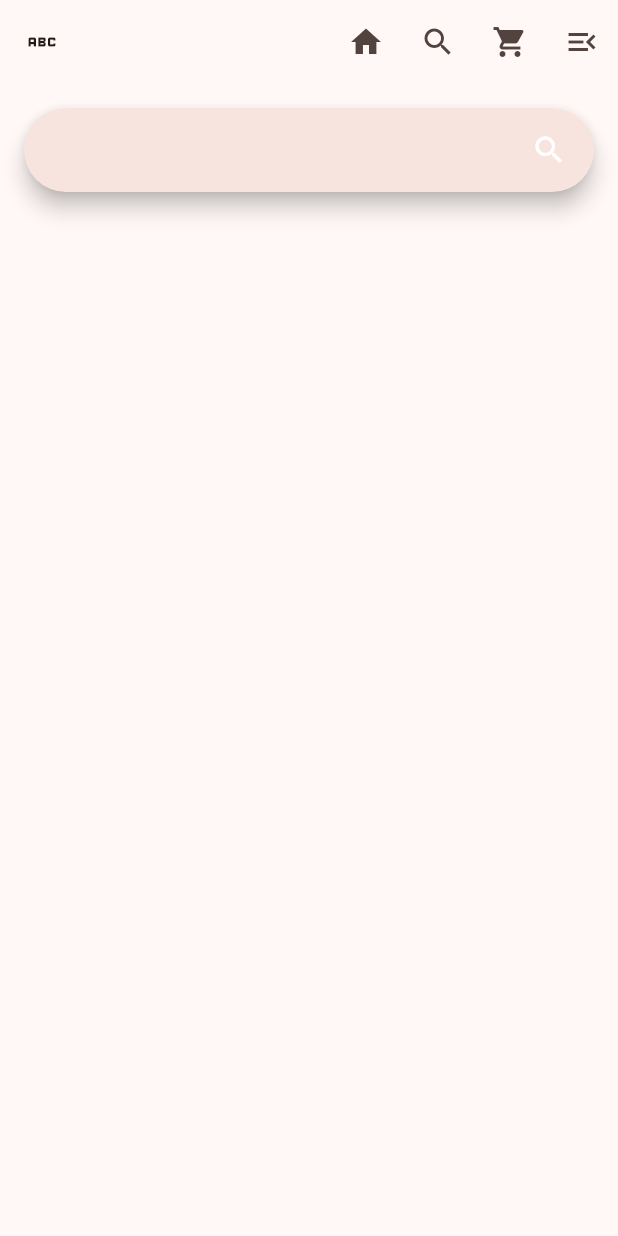
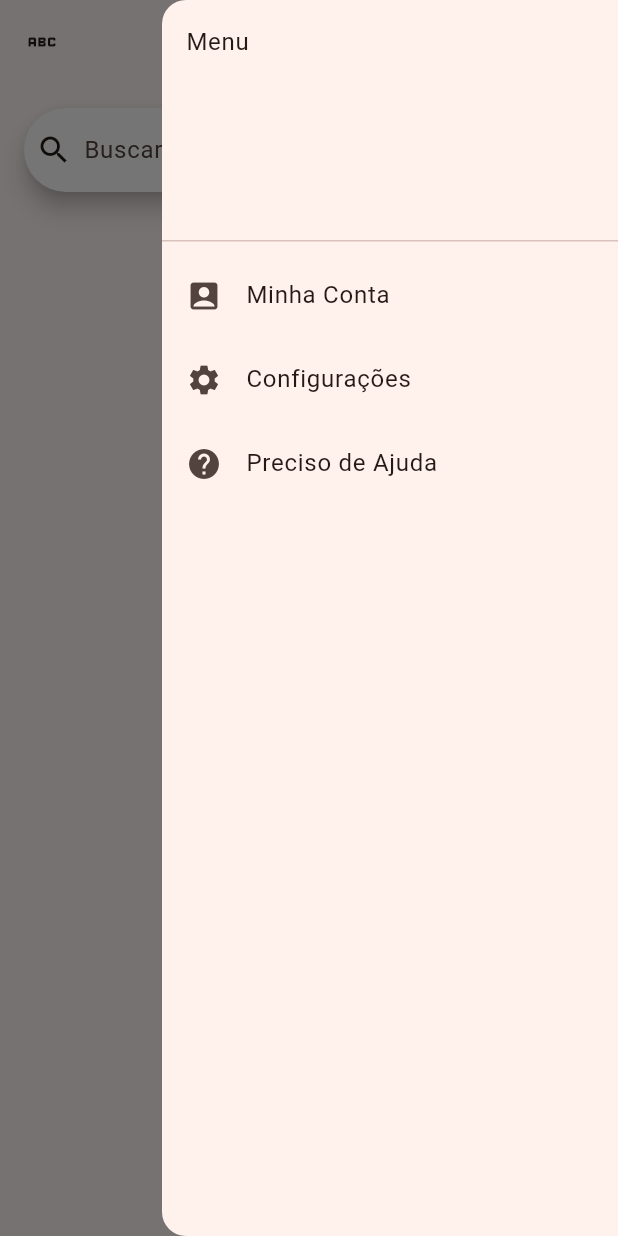
Before and after one commit to Trabalho-Unifeso/Mobile-AR, a Flutter app: the screen it shows after launch, with the side drawer open (before the commit the screen has no drawer), on a phone screen of 412 x 824 dp. Run offline on Flutter 3.47's test engine with Material 3 defaults, Android fonts, the light colour scheme and no system bars.

Commit message:
update
ícone sem interação do menu agora é um drawer propriamente e a barra de pesquisa foi refinada

```diff
--- a/lib/main.dart
+++ b/lib/main.dart
@@ -13,6 +13,7 @@
       title: 'Venda de Móveis Online',
       theme: ThemeData(
         colorScheme: ColorScheme.fromSeed(seedColor: Colors.brown),
+        useMaterial3: true,
       ),
       home: const MyHomePage(title: 'Venda Móveis Online'),
     );
@@ -34,34 +35,57 @@
     return Scaffold(
       // Header
       appBar: AppBar(
-        leading: const Icon(Icons.abc), //Colocar Logo do Site aqui
-        actions: <Widget>[ // Icones Interativos do Menu
+        leading: const Icon(Icons.abc), // ícone da empresa
+        actions: <Widget>[
           IconButton(icon: const Icon(Icons.home), onPressed: () {}),
           IconButton(icon: const Icon(Icons.search), onPressed: () {}),
           IconButton(icon: const Icon(Icons.shopping_cart), onPressed: () {}),
-          IconButton(icon: const Icon(Icons.menu_open), onPressed: () {}),
+          Builder( // esse builder é necessário para colocar o Drawer a direita
+            builder:
+                (context) => IconButton(
+                  icon: const Icon(Icons.menu),
+                  onPressed: () {
+                    Scaffold.of(context).openEndDrawer();
+                  },
+                ),
+          ),
         ],
+      ),
+      // Drawer (menu lateral)
+      endDrawer: Drawer(
+        child: ListView(
+          padding: EdgeInsets.zero,
+          children: const <Widget>[
+            DrawerHeader(child: Text('Menu')),
+            // adicionar itens do menu aqui
+            ListTile(
+              leading: Icon(Icons.account_box),
+              title: Text('Minha Conta')
+            ),
+            ListTile(
+              leading: Icon(Icons.settings),
+              title: Text('Configurações'),
+            ),
+            ListTile(
+              leading: Icon(Icons.help),
+              title: Text('Preciso de Ajuda'),
+            ),
+          ],
+        ),
       ),
       // Body
       body: Padding(
         padding: const EdgeInsets.all(16),
-        child: Column(
+        child: Column( // essa estrutura pode ser alterada conforme o projeto for progredindo
           mainAxisAlignment: MainAxisAlignment.start,
           children: <Widget>[
-            Row(
-              children: [
-                // Colocar os elementos do body verticalmente aqui
-                Expanded(
-                  child: SearchBar(
-                    trailing: [
-                      Padding(
-                        padding: const EdgeInsets.all(10),
-                        child: const Icon(Icons.search, color: Colors.white),
-                      ),
-                    ],
-                  ),
-                ),
-              ],
+            SizedBox(
+              width: double.infinity,
+              child: SearchBar(
+                hintText: 'Buscar produto...',
+                leading: const Icon(Icons.search),
+                backgroundColor: WidgetStateProperty.all(Colors.white),
+              ),
             ),
           ],
         ),
```
